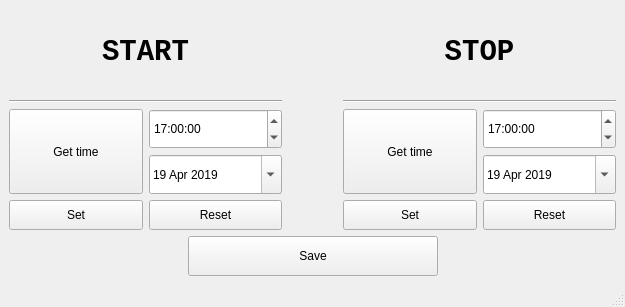
This is Time_Save_Window.ui in parhamk75/Project-Manager-Project as Qt 5 draws it before an edit. The edited form follows.
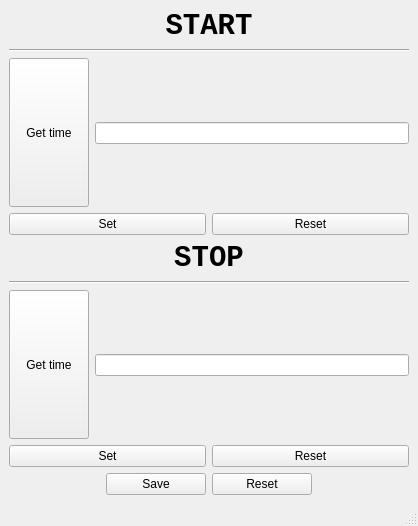
This is the edited form.

What changed in the file:
```diff
--- a/Time_Save_Window.ui
+++ b/Time_Save_Window.ui
@@ -6,20 +6,18 @@
    <rect>
     <x>0</x>
     <y>0</y>
-    <width>625</width>
-    <height>307</height>
+    <width>418</width>
+    <height>526</height>
    </rect>
   </property>
   <property name="windowTitle">
    <string>MainWindow</string>
   </property>
   <widget class="QWidget" name="centralwidget">
+   <layout class="QVBoxLayout" name="verticalLayout_5">
+    <item>
    <layout class="QVBoxLayout" name="verticalLayout_3">
     <item>
-     <layout class="QHBoxLayout" name="horizontalLayout_4">
-      <item>
-       <layout class="QVBoxLayout" name="verticalLayout">
-        <item>
          <widget class="QLabel" name="label_2">
           <property name="font">
            <font>
@@ -51,52 +49,12 @@
          </widget>
         </item>
         <item>
-         <layout class="QGridLayout" name="gridLayout_2">
-          <item row="1" column="1">
-           <widget class="QDateEdit" name="dateEdit_start">
-            <property name="sizePolicy">
-             <sizepolicy hsizetype="Preferred" vsizetype="Preferred">
-              <horstretch>0</horstretch>
-              <verstretch>0</verstretch>
-             </sizepolicy>
-            </property>
-            <property name="calendarPopup">
-             <bool>true</bool>
-            </property>
-            <property name="date">
-             <date>
-              <year>2019</year>
-              <month>4</month>
-              <day>19</day>
-             </date>
-            </property>
-           </widget>
-          </item>
-          <item row="0" column="1">
-           <widget class="QTimeEdit" name="timeEdit_start">
-            <property name="sizePolicy">
-             <sizepolicy hsizetype="Preferred" vsizetype="Preferred">
-              <horstretch>0</horstretch>
-              <verstretch>0</verstretch>
-             </sizepolicy>
-            </property>
-            <property name="displayFormat">
-             <string>HH:mm:ss</string>
-            </property>
-            <property name="calendarPopup">
-             <bool>false</bool>
-            </property>
-            <property name="time">
-             <time>
-              <hour>17</hour>
-              <minute>0</minute>
-              <second>0</second>
-             </time>
-            </property>
-           </widget>
-          </item>
-          <item row="0" column="0" rowspan="2">
+       <layout class="QHBoxLayout" name="horizontalLayout_4">
+        <item>
            <widget class="QPushButton" name="get_time_but_start">
+          <property name="enabled">
+           <bool>true</bool>
+          </property>
             <property name="sizePolicy">
              <sizepolicy hsizetype="Preferred" vsizetype="Preferred">
               <horstretch>0</horstretch>
@@ -120,6 +78,43 @@
             </property>
            </widget>
           </item>
+        <item>
+         <layout class="QVBoxLayout" name="verticalLayout">
+          <item>
+           <spacer name="verticalSpacer">
+            <property name="orientation">
+             <enum>Qt::Vertical</enum>
+            </property>
+            <property name="sizeHint" stdset="0">
+             <size>
+              <width>20</width>
+              <height>40</height>
+             </size>
+            </property>
+           </spacer>
+          </item>
+          <item>
+           <widget class="QLineEdit" name="lineEdit_start">
+            <property name="enabled">
+             <bool>true</bool>
+            </property>
+           </widget>
+          </item>
+          <item>
+           <spacer name="verticalSpacer_2">
+            <property name="orientation">
+             <enum>Qt::Vertical</enum>
+            </property>
+            <property name="sizeHint" stdset="0">
+             <size>
+              <width>20</width>
+              <height>40</height>
+             </size>
+            </property>
+           </spacer>
+          </item>
+         </layout>
+        </item>
          </layout>
         </item>
         <item>
@@ -167,23 +162,7 @@
        </layout>
       </item>
       <item>
-       <spacer name="horizontalSpacer_3">
-        <property name="orientation">
-         <enum>Qt::Horizontal</enum>
-        </property>
-        <property name="sizeType">
-         <enum>QSizePolicy::Maximum</enum>
-        </property>
-        <property name="sizeHint" stdset="0">
-         <size>
-          <width>55</width>
-          <height>20</height>
-         </size>
-        </property>
-       </spacer>
-      </item>
-      <item>
-       <layout class="QVBoxLayout" name="verticalLayout_2">
+     <layout class="QVBoxLayout" name="verticalLayout_4">
         <item>
          <widget class="QLabel" name="label_3">
           <property name="font">
@@ -216,51 +195,8 @@
          </widget>
         </item>
         <item>
-         <layout class="QGridLayout" name="gridLayout_3">
-          <item row="1" column="1">
-           <widget class="QDateEdit" name="dateEdit_stop">
-            <property name="sizePolicy">
-             <sizepolicy hsizetype="Preferred" vsizetype="Preferred">
-              <horstretch>0</horstretch>
-              <verstretch>0</verstretch>
-             </sizepolicy>
-            </property>
-            <property name="calendarPopup">
-             <bool>true</bool>
-            </property>
-            <property name="date">
-             <date>
-              <year>2019</year>
-              <month>4</month>
-              <day>19</day>
-             </date>
-            </property>
-           </widget>
-          </item>
-          <item row="0" column="1">
-           <widget class="QTimeEdit" name="timeEdit_stop">
-            <property name="sizePolicy">
-             <sizepolicy hsizetype="Preferred" vsizetype="Preferred">
-              <horstretch>0</horstretch>
-              <verstretch>0</verstretch>
-             </sizepolicy>
-            </property>
-            <property name="displayFormat">
-             <string>HH:mm:ss</string>
-            </property>
-            <property name="calendarPopup">
-             <bool>false</bool>
-            </property>
-            <property name="time">
-             <time>
-              <hour>17</hour>
-              <minute>0</minute>
-              <second>0</second>
-             </time>
-            </property>
-           </widget>
-          </item>
-          <item row="0" column="0" rowspan="2">
+       <layout class="QHBoxLayout" name="horizontalLayout_5">
+        <item>
            <widget class="QPushButton" name="get_time_but_stop">
             <property name="sizePolicy">
              <sizepolicy hsizetype="Preferred" vsizetype="Preferred">
@@ -285,6 +221,39 @@
             </property>
            </widget>
           </item>
+        <item>
+         <layout class="QVBoxLayout" name="verticalLayout_2">
+          <item>
+           <spacer name="verticalSpacer_3">
+            <property name="orientation">
+             <enum>Qt::Vertical</enum>
+            </property>
+            <property name="sizeHint" stdset="0">
+             <size>
+              <width>20</width>
+              <height>40</height>
+             </size>
+            </property>
+           </spacer>
+          </item>
+          <item>
+           <widget class="QLineEdit" name="lineEdit_stop"/>
+          </item>
+          <item>
+           <spacer name="verticalSpacer_4">
+            <property name="orientation">
+             <enum>Qt::Vertical</enum>
+            </property>
+            <property name="sizeHint" stdset="0">
+             <size>
+              <width>20</width>
+              <height>40</height>
+             </size>
+            </property>
+           </spacer>
+          </item>
+         </layout>
+        </item>
          </layout>
         </item>
         <item>
@@ -331,8 +300,6 @@
         </item>
        </layout>
       </item>
-     </layout>
-    </item>
     <item>
      <layout class="QHBoxLayout" name="horizontalLayout_2">
       <item>
@@ -358,7 +325,7 @@
         </property>
         <property name="minimumSize">
          <size>
-          <width>250</width>
+          <width>100</width>
           <height>0</height>
          </size>
         </property>
@@ -373,6 +340,31 @@
         </property>
        </widget>
       </item>
+      <item>
+       <widget class="QPushButton" name="reset_but">
+        <property name="sizePolicy">
+         <sizepolicy hsizetype="Preferred" vsizetype="Preferred">
+          <horstretch>0</horstretch>
+          <verstretch>0</verstretch>
+         </sizepolicy>
+        </property>
+        <property name="minimumSize">
+         <size>
+          <width>100</width>
+          <height>0</height>
+         </size>
+        </property>
+        <property name="maximumSize">
+         <size>
+          <width>16777215</width>
+          <height>40</height>
+         </size>
+        </property>
+        <property name="text">
+         <string>Reset</string>
+        </property>
+       </widget>
+      </item>
       <item>
        <spacer name="horizontalSpacer_2">
         <property name="orientation">
```
Left out of the diff: 2 changed lines with no effect on the pictures. Lines whose indentation alone changed are shown as unchanged.
